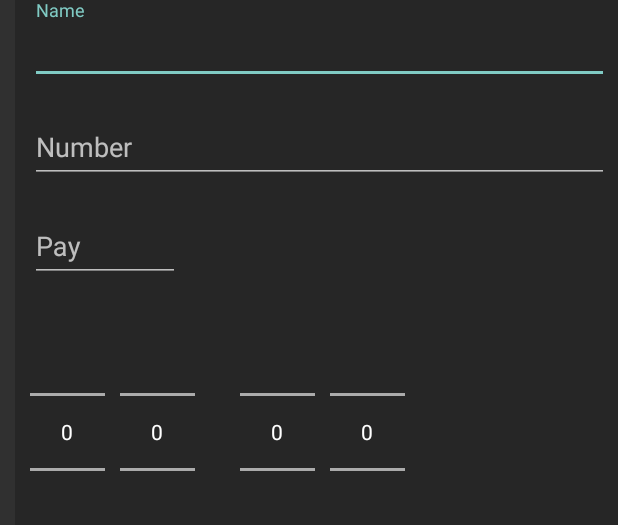
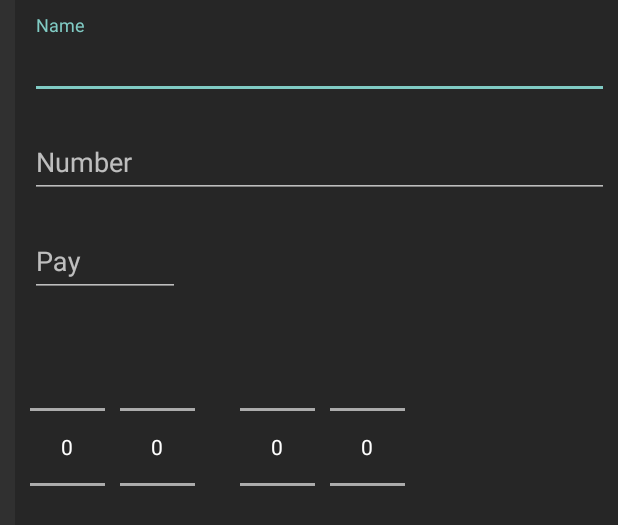
Before and after one commit to Zelen23/calendar_for_nm, an Android app: the layout frame_write.xml on its own in the app's theme, with its tools: preview values and no code run, on a phone screen of 412 x 824 dp. Shown: the top 525 px of the screen. Run offline under Robolectric (Android 15) with nearby library versions, the phone set to English and light mode, and no system bars.

```diff
--- a/app/src/main/res/layout/frame_write.xml
+++ b/app/src/main/res/layout/frame_write.xml
@@ -10,6 +10,7 @@
     android:orientation="vertical"
     android:layout_marginStart="10dp"
     >
+
 
     <LinearLayout
         android:id="@+id/linearLayout2"
@@ -24,7 +25,9 @@
         <android.support.design.widget.TextInputLayout
             android:id="@+id/textInpLayName"
             android:layout_width="wrap_content"
-            android:layout_height="wrap_content">
+            android:layout_height="wrap_content"
+            android:paddingTop="10dp"
+            >
             <EditText
                 android:id="@+id/eName"
                 android:layout_width="400dp"
```
Also changed, not shown: app/src/main/java/com/example/zsoft/calendar_for_nm/Swipe_Adapter_recycle.java (+26 -0 lines).
